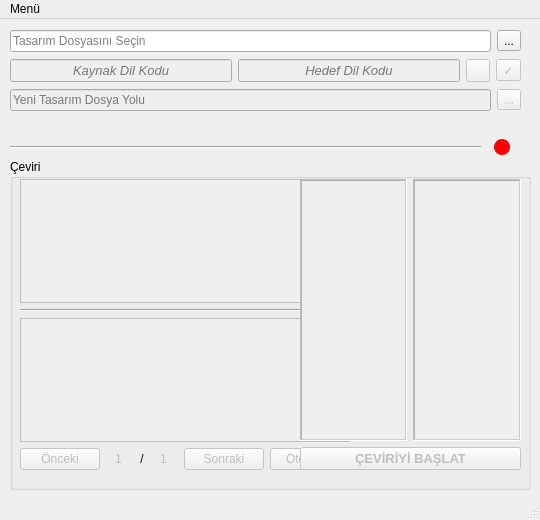
Old version of the form V1/app.ui in the repository EnesUGR/Arayuz-Dil-Cevirmeni.
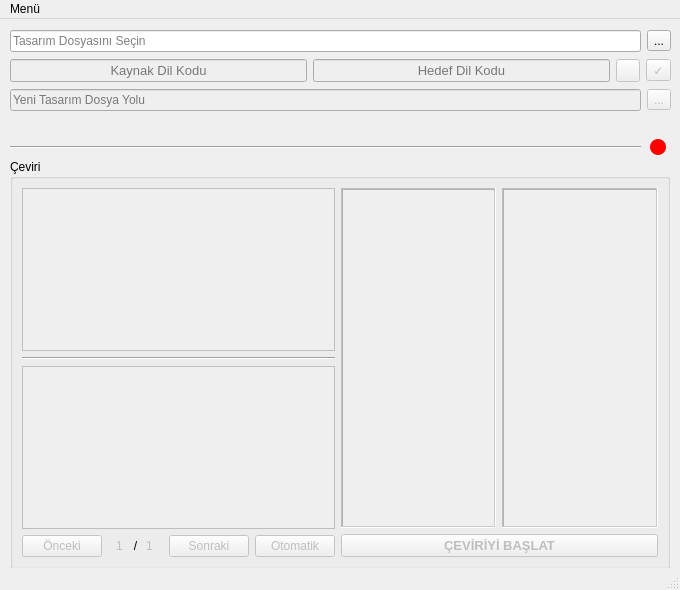
New version of the form. Icons and pictures are not drawn.

What changed in the file:
```diff
--- a/V1/app.ui
+++ b/V1/app.ui
@@ -6,20 +6,20 @@
    <rect>
     <x>0</x>
     <y>0</y>
-    <width>540</width>
-    <height>520</height>
+    <width>680</width>
+    <height>590</height>
    </rect>
   </property>
   <property name="minimumSize">
    <size>
-    <width>540</width>
-    <height>520</height>
+    <width>680</width>
+    <height>590</height>
    </size>
   </property>
   <property name="maximumSize">
    <size>
-    <width>540</width>
-    <height>520</height>
+    <width>680</width>
+    <height>590</height>
    </size>
   </property>
   <property name="windowTitle">
@@ -35,7 +35,7 @@
      <rect>
       <x>10</x>
       <y>120</y>
-      <width>471</width>
+      <width>631</width>
       <height>16</height>
      </rect>
     </property>
@@ -48,22 +48,17 @@
      <rect>
       <x>10</x>
       <y>140</y>
-      <width>521</width>
-      <height>331</height>
+      <width>660</width>
+      <height>410</height>
      </rect>
     </property>
     <property name="title">
      <string>Çeviri</string>
     </property>
-    <widget class="QWidget" name="layoutWidget">
-     <property name="geometry">
-      <rect>
-       <x>10</x>
-       <y>20</y>
-       <width>330</width>
-       <height>291</height>
-      </rect>
-     </property>
+    <layout class="QVBoxLayout" name="verticalLayout_5">
+     <item>
+      <layout class="QHBoxLayout" name="horizontalLayout_6">
+       <item>
      <layout class="QVBoxLayout" name="verticalLayout_3">
       <item>
        <layout class="QVBoxLayout" name="verticalLayout_2">
@@ -229,16 +224,8 @@
        </layout>
       </item>
      </layout>
-    </widget>
-    <widget class="QWidget" name="layoutWidget">
-     <property name="geometry">
-      <rect>
-       <x>290</x>
-       <y>20</y>
-       <width>221</width>
-       <height>291</height>
-      </rect>
-     </property>
+       </item>
+       <item>
      <layout class="QVBoxLayout" name="verticalLayout_4">
       <item>
        <layout class="QHBoxLayout" name="horizontalLayout_5">
@@ -298,12 +285,15 @@
        </widget>
       </item>
      </layout>
-    </widget>
+       </item>
+      </layout>
+     </item>
+    </layout>
    </widget>
    <widget class="QLabel" name="label_statusColor">
     <property name="geometry">
      <rect>
-      <x>494</x>
+      <x>650</x>
       <y>120</y>
       <width>16</width>
       <height>16</height>
@@ -327,7 +317,7 @@
      <rect>
       <x>10</x>
       <y>10</y>
-      <width>511</width>
+      <width>661</width>
       <height>86</height>
      </rect>
     </property>
@@ -370,7 +360,7 @@
           <font>
            <family>MS Shell Dlg 2</family>
            <pointsize>10</pointsize>
-           <italic>true</italic>
+           <italic>false</italic>
           </font>
          </property>
          <property name="toolTip">
@@ -393,7 +383,7 @@
           <font>
            <family>MS Shell Dlg 2</family>
            <pointsize>10</pointsize>
-           <italic>true</italic>
+           <italic>false</italic>
           </font>
          </property>
          <property name="toolTip">
@@ -483,7 +473,7 @@
     <rect>
      <x>0</x>
      <y>0</y>
-     <width>540</width>
+     <width>680</width>
      <height>21</height>
     </rect>
    </property>
```
Lines whose indentation alone changed are shown as unchanged.
